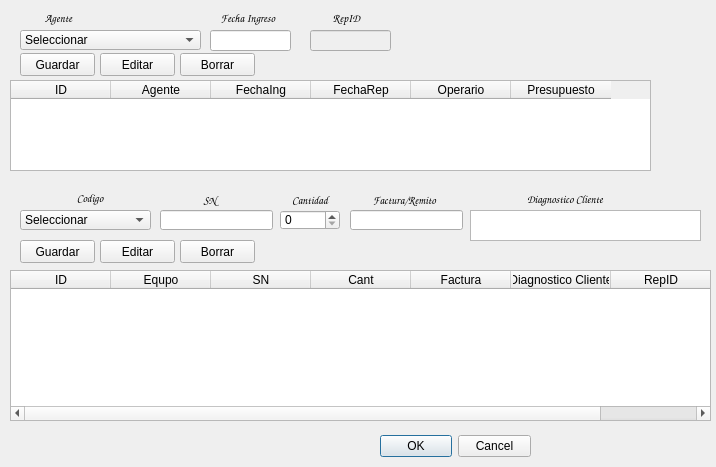
Matias2178/Sistema_Postventa, file ingreso.ui: the form before one commit.
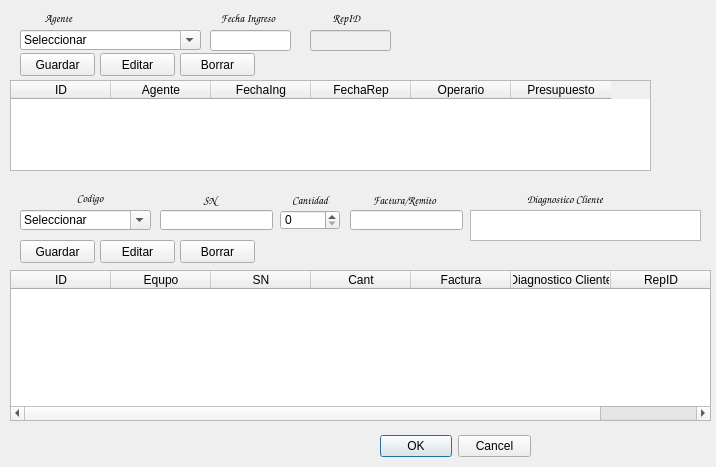
The form after the commit.

What changed in the file:
```diff
--- a/ingreso.ui
+++ b/ingreso.ui
@@ -51,6 +51,9 @@
      <height>20</height>
     </rect>
    </property>
+   <property name="editable">
+    <bool>true</bool>
+   </property>
    <item>
     <property name="text">
      <string>Seleccionar</string>
@@ -441,6 +444,9 @@
      <height>20</height>
     </rect>
    </property>
+   <property name="editable">
+    <bool>true</bool>
+   </property>
    <item>
     <property name="text">
      <string>Seleccionar</string>
```
